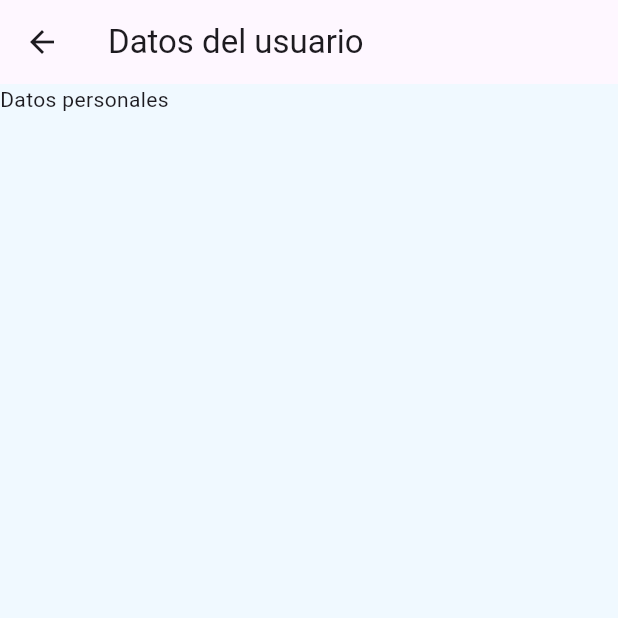
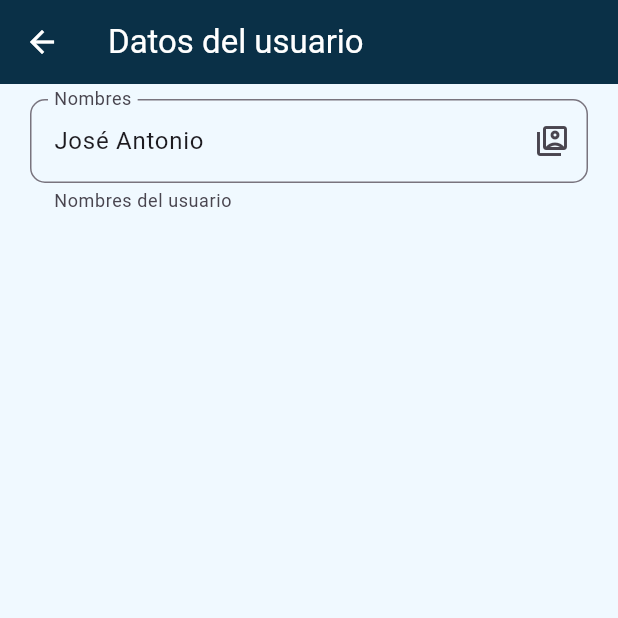
Before and after one commit to dsullon/istpffaa_veterinariamobile, a Flutter app: the screen it shows after launch, item 2 of the bottom bar chosen, after a tap on "Mis datos", on a phone screen of 412 x 824 dp, the top half of it. Run offline on Flutter 3.47's test engine with Material 3 defaults, Android fonts, the phone set to English and light mode, and no system bars; network calls fail.

Commit message:
Implementación de formularios

```diff
--- a/lib/main.dart
+++ b/lib/main.dart
@@ -1,8 +1,7 @@
 import 'package:flutter/material.dart';
 import 'package:veterinaria/routes/app_routes.dart';
-import 'package:veterinaria/screens/account_screen.dart';
-import 'package:veterinaria/screens/home_screen.dart';
-import 'package:veterinaria/screens/user/profile_screen.dart';
+import 'package:veterinaria/routes/main_routes.dart';
+import 'package:veterinaria/routes/user_routes.dart';
 import 'package:veterinaria/themes/app_theme.dart';
 
 void main() => runApp(const MyApp());
@@ -12,11 +11,15 @@ class MyApp extends StatelessWidget {
 
   @override
   Widget build(BuildContext context) {
+    // AGREGAMOS LAS RUTAS DE LA APLICACIÓN
+    AppRoutes.addRange(MainRoutes.menuOptions);
+    AppRoutes.addRange(UserRoutes.menuOptions);
+
     return MaterialApp(
       debugShowCheckedModeBanner: false,
       title: 'Veterinaria App',
       theme: AppTheme.themeData,
-      initialRoute: "home",
+      initialRoute: AppRoutes.initialRoute,
       routes: AppRoutes.getRoutes(),
     );
   }
--- a/lib/models/menu_option.dart
+++ b/lib/models/menu_option.dart
@@ -2,7 +2,7 @@ import 'package:flutter/widgets.dart';
 
 class MenuOption {
   final String ruta;
-  final IconData icono;
+  final Icon icono;
   final String nombre;
   final Widget screen;
 
@@ -14,5 +14,5 @@ class MenuOption {
   });
 
   @override
-  String toString() => this.nombre;
+  String toString() => nombre;
 }
--- a/lib/routes/app_routes.dart
+++ b/lib/routes/app_routes.dart
@@ -1,46 +1,17 @@
 import 'package:flutter/material.dart';
 import 'package:veterinaria/models/menu_option.dart';
-import 'package:veterinaria/screens/screens.dart';
 
 class AppRoutes {
-  static final menuOptions = <MenuOption>[
-    MenuOption(
-      nombre: "Home",
-      ruta: "home",
-      icono: Icons.home,
-      screen: HomeScreen(),
-    ),
-    MenuOption(
-      nombre: "Mi cuenta",
-      ruta: "account",
-      icono: Icons.account_box,
-      screen: AccountScreen(),
-    ),
-    MenuOption(
-      nombre: "Mis datos",
-      ruta: "profile",
-      icono: Icons.person_pin_outlined,
-      screen: ProfileScreen(),
-    ),
-    MenuOption(
-      nombre: "Mis compras",
-      ruta: "myorders",
-      icono: Icons.shop,
-      screen: OrdersScreen(),
-    ),
-    MenuOption(
-      nombre: "Mis direcciones",
-      ruta: "myaddress",
-      icono: Icons.location_on_outlined,
-      screen: AddressScreen(),
-    ),
-    MenuOption(
-      nombre: "Trámites",
-      ruta: "mycomplaints",
-      icono: Icons.document_scanner_outlined,
-      screen: ComplaintsScreen(),
-    ),
-  ];
+  static final initialRoute = "home";
+  static final menuOptions = <MenuOption>[];
+
+  static addRange(List<MenuOption> options) {
+    menuOptions.addAll(options);
+  }
+
+  static add(MenuOption option) {
+    menuOptions.add(option);
+  }
 
   static Map<String, Widget Function(BuildContext)> getRoutes() {
     Map<String, Widget Function(BuildContext)> routes = {};
--- /dev/null
+++ b/lib/routes/main_routes.dart
@@ -0,0 +1,20 @@
+import 'package:flutter/material.dart';
+import 'package:veterinaria/models/menu_option.dart';
+import 'package:veterinaria/screens/screens.dart';
+
+class MainRoutes {
+  static final menuOptions = <MenuOption>[
+    MenuOption(
+      nombre: "Home",
+      ruta: "home",
+      icono: Icon(Icons.home),
+      screen: HomeScreen(),
+    ),
+    MenuOption(
+      nombre: "Mi cuenta",
+      ruta: "account",
+      icono: Icon(Icons.account_box),
+      screen: AccountScreen(),
+    ),
+  ];
+}
--- /dev/null
+++ b/lib/routes/user_routes.dart
@@ -0,0 +1,32 @@
+import 'package:flutter/material.dart';
+import 'package:veterinaria/models/menu_option.dart';
+import 'package:veterinaria/screens/screens.dart';
+
+class UserRoutes {
+  static final menuOptions = <MenuOption>[
+    MenuOption(
+      nombre: "Mis datos",
+      ruta: "profile",
+      icono: Icon(Icons.person_pin_outlined),
+      screen: ProfileScreen(),
+    ),
+    MenuOption(
+      nombre: "Mis compras",
+      ruta: "myorders",
+      icono: Icon(Icons.shop),
+      screen: OrdersScreen(),
+    ),
+    MenuOption(
+      nombre: "Mis direcciones",
+      ruta: "myaddress",
+      icono: Icon(Icons.location_on_outlined),
+      screen: AddressScreen(),
+    ),
+    MenuOption(
+      nombre: "Trámites",
+      ruta: "mycomplaints",
+      icono: Icon(Icons.document_scanner_outlined),
+      screen: ComplaintsScreen(),
+    ),
+  ];
+}
--- a/lib/screens/account_screen.dart
+++ b/lib/screens/account_screen.dart
@@ -1,5 +1,5 @@
 import 'package:flutter/material.dart';
-import 'package:veterinaria/routes/app_routes.dart';
+import 'package:veterinaria/routes/user_routes.dart';
 import 'package:veterinaria/themes/app_theme.dart';
 import 'package:veterinaria/widgets/custom_bottom_navigation.dart';
 
@@ -8,10 +8,7 @@ class AccountScreen extends StatelessWidget {
 
   @override
   Widget build(BuildContext context) {
-    var menu = AppRoutes.menuOptions;
-    print("Menu de usuario");
-    print(menu);
-    print("**********");
+    var menu = UserRoutes.menuOptions;
     return Scaffold(
       body: SafeArea(
         child: Column(
@@ -39,41 +36,18 @@ class AccountScreen extends StatelessWidget {
             ),
             const SizedBox(height: 20),
             Expanded(
-              child: ListView(
-                padding: const EdgeInsets.all(10),
-                children: [
-                  ListTile(
-                    leading: Icon(Icons.account_circle),
-                    title: Text("Mis datos"),
-                    trailing: Icon(Icons.arrow_forward),
-                    onTap: () {
-                      Navigator.pushNamed(context, "profile");
-                    },
-                  ),
-                  ListTile(
-                    leading: Icon(Icons.shop),
-                    title: Text("Mis compras"),
-                    trailing: Icon(Icons.arrow_forward),
-                    onTap: () {
-                      Navigator.pushNamed(context, "myorders");
-                    },
-                  ),
-                  ListTile(
-                    leading: Icon(Icons.map),
-                    title: Text("Mis direcciones"),
-                    trailing: Icon(Icons.arrow_forward),
-                    onTap: () {
-                      Navigator.pushNamed(context, "myaddress");
-                    },
-                  ),
-                  ListTile(
-                    leading: Icon(Icons.access_time_filled),
-                    title: Text("Reportes"),
-                    onTap: () {
-                      Navigator.pushNamed(context, "mycomplaints");
-                    },
-                  ),
-                ],
+              child: ListView.separated(
+                itemBuilder:
+                    (context, index) => ListTile(
+                      leading: menu[index].icono,
+                      title: Text(menu[index].nombre),
+                      trailing: const Icon(Icons.arrow_circle_right),
+                      onTap: () {
+                        Navigator.pushNamed(context, menu[index].ruta);
+                      },
+                    ),
+                separatorBuilder: (_, _) => const Divider(),
+                itemCount: menu.length,
               ),
             ),
           ],
--- a/lib/screens/user/profile_screen.dart
+++ b/lib/screens/user/profile_screen.dart
@@ -7,7 +7,37 @@ class ProfileScreen extends StatelessWidget {
   Widget build(BuildContext context) {
     return Scaffold(
       appBar: AppBar(title: Text("Datos del usuario")),
-      body: Text("Datos personales"),
+      body: SingleChildScrollView(
+        child: Padding(
+          padding: const EdgeInsets.symmetric(horizontal: 20, vertical: 10),
+          child: Column(
+            children: [
+              TextFormField(
+                initialValue: "José Antonio",
+                decoration: InputDecoration(
+                  hintText: "Nombres",
+                  labelText: "Nombres",
+                  helperText: "Nombres del usuario",
+                  suffixIcon: Icon(Icons.switch_account_outlined),
+                  border: OutlineInputBorder(
+                    borderRadius: BorderRadius.circular(10),
+                  ),
+                ),
+                autovalidateMode: AutovalidateMode.onUserInteraction,
+                validator: (value) {
+                  if (value == null || value.isEmpty) {
+                    return "El nombre es obligatorio";
+                  }
+                  return value.length < 2 ? "No hay datos" : null;
+                },
+                onChanged: (value) {
+                  print(value);
+                },
+              ),
+            ],
+          ),
+        ),
+      ),
     );
   }
 }
--- a/lib/themes/app_theme.dart
+++ b/lib/themes/app_theme.dart
@@ -16,5 +16,14 @@ class AppTheme {
       selectedItemColor: blanco,
       unselectedItemColor: blanco,
     ),
+    appBarTheme: AppBarTheme(color: azul950, foregroundColor: blanco),
+    listTileTheme: ListTileThemeData(
+      iconColor: azul900,
+      titleTextStyle: TextStyle(
+        color: azul950,
+        fontWeight: FontWeight.bold,
+        fontSize: 20,
+      ),
+    ),
   );
 }
```
